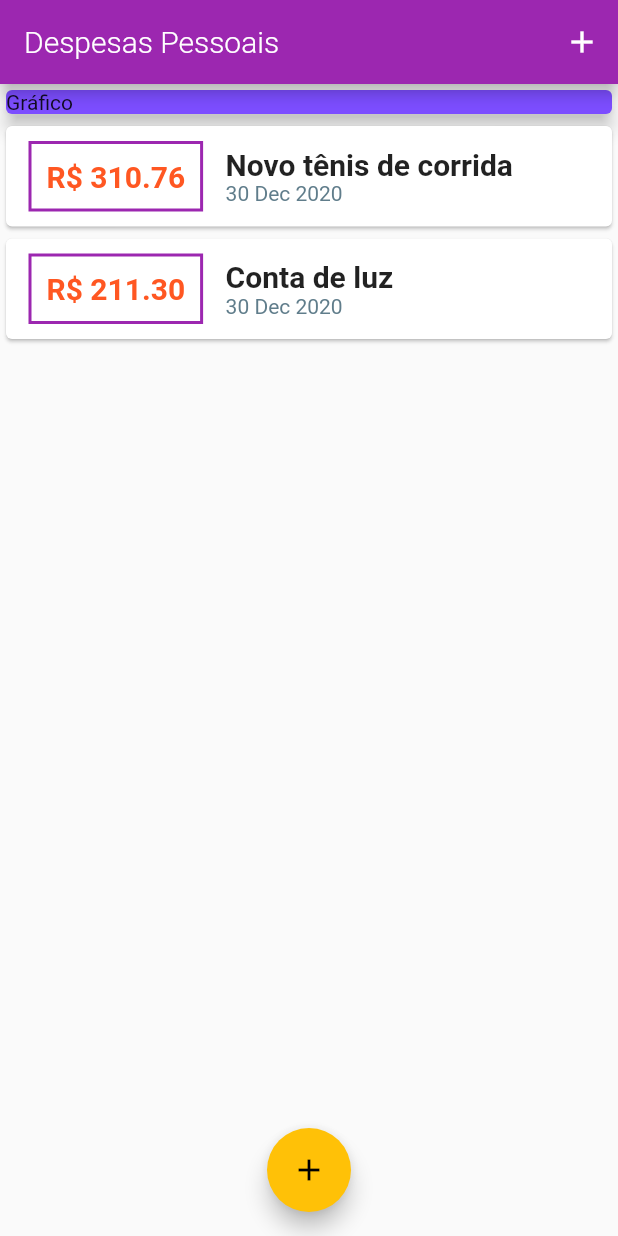
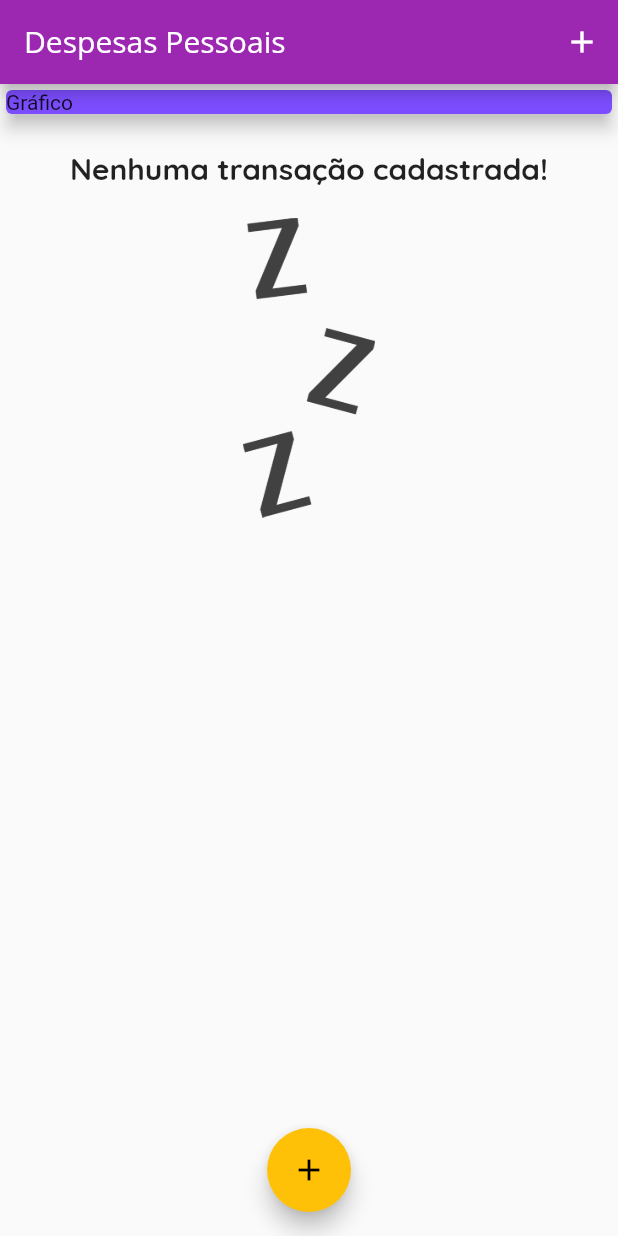
Before and after one commit to da0hn/despesas-pessoais, a Flutter app: the screen it shows after launch, on a phone screen of 412 x 824 dp. Run offline on Flutter 3.47's test engine with Material 2 defaults, Android fonts, the phone set to English and light mode, and no system bars.

```diff
--- a/lib/components/home_page.dart
+++ b/lib/components/home_page.dart
@@ -12,19 +12,19 @@ class HomePage extends StatefulWidget {
 }
 
 class _HomePageState extends State<HomePage> {
-  final _transactions = [
-    Transaction(
-      id: 't1',
-      title: 'Novo tênis de corrida',
-      value: 310.76,
-      date: DateTime.now(),
-    ),
-    Transaction(
-      id: 't2',
-      title: 'Conta de luz',
-      value: 211.30,
-      date: DateTime.now(),
-    ),
+  final _transactions = <Transaction>[
+    // Transaction(
+    //   id: 't1',
+    //   title: 'Novo tênis de corrida',
+    //   value: 310.76,
+    //   date: DateTime.now(),
+    // ),
+    // Transaction(
+    //   id: 't2',
+    //   title: 'Conta de luz',
+    //   value: 211.30,
+    //   date: DateTime.now(),
+    // ),
   ];
 
   void _openTransactionFormModal(BuildContext context) {
--- a/lib/components/transaction_list.dart
+++ b/lib/components/transaction_list.dart
@@ -12,7 +12,14 @@ class TransactionList extends StatelessWidget {
   Widget build(BuildContext context) {
     return Container(
       height: 350,
-      child: ListView.builder(
+      child: transactions.isEmpty
+          ? _noTransactionFound(context)
+          : _transactionList(context),
+    );
+  }
+
+  ListView _transactionList(BuildContext context) {
+    return ListView.builder(
       itemCount: transactions.length,
       itemBuilder: (_, index) {
         final transaction = transactions[index];
@@ -59,7 +66,26 @@ class TransactionList extends StatelessWidget {
           ),
         );
       },
+    );
+  }
+
+  Column _noTransactionFound(BuildContext context) {
+    return Column(
+      children: [
+        SizedBox(height: 20),
+        Text(
+          'Nenhuma transação cadastrada!',
+          style: Theme.of(context).textTheme.headline6,
         ),
+        SizedBox(height: 20),
+        Container(
+          height: 200,
+          child: Image.asset(
+            'assets/images/waiting.png',
+            fit: BoxFit.fitHeight,
+          ),
+        )
+      ],
     );
   }
 }
```
Also changed, not shown: pubspec.yaml (+13 -14 lines), assets/images/waiting.png (added). Lines whose indentation alone changed are shown as unchanged.
